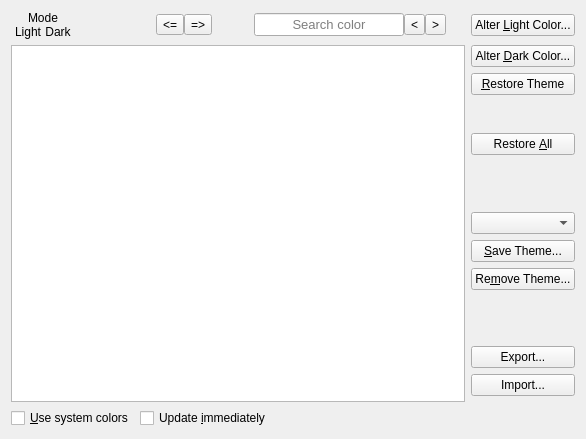
kojiOnHill/lyx, file src/frontends/qt/ui/PrefColorsUi.ui: the form before one commit.
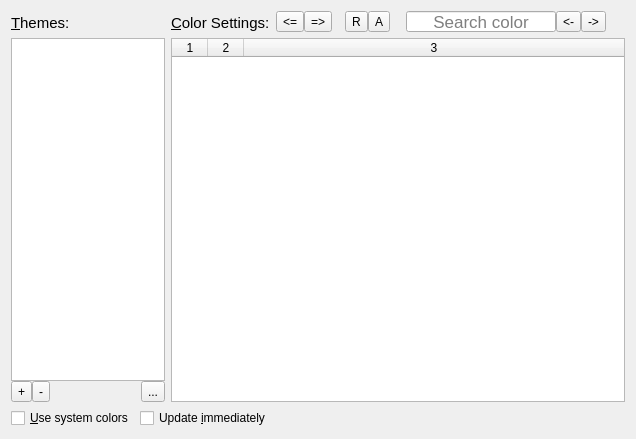
The form after the commit. Icons and pictures are not drawn. Custom widgets are drawn as their Qt base class.

Commit message: Redesign PrefColors dialog

Patch:
```diff
--- a/src/frontends/qt/ui/PrefColorsUi.ui
+++ b/src/frontends/qt/ui/PrefColorsUi.ui
@@ -6,7 +6,7 @@
    <rect>
     <x>0</x>
     <y>0</y>
-    <width>586</width>
+    <width>636</width>
     <height>439</height>
    </rect>
   </property>
@@ -60,125 +60,8 @@
     </widget>
    </item>
    <item row="1" column="0" colspan="3">
-    <layout class="QGridLayout" name="gridLayout" rowstretch="0,0,0,0,0,0,0,0,0,0,0,0,0" columnstretch="0,0,0,0,0,0,0">
-     <item row="0" column="2">
-      <layout class="QHBoxLayout" name="horizontalLayout">
-       <property name="spacing">
-        <number>0</number>
-       </property>
-       <property name="rightMargin">
-        <number>0</number>
-       </property>
-       <item>
-        <widget class="QToolButton" name="undoColorPB">
-         <property name="toolTip">
-          <string>Undo</string>
-         </property>
-         <property name="text">
-          <string>&lt;=</string>
-         </property>
-         <property name="icon">
-          <iconset theme="QIcon::ThemeIcon::EditUndo"/>
-         </property>
-         <property name="iconSize">
-          <size>
-           <width>10</width>
-           <height>10</height>
-          </size>
-         </property>
-        </widget>
-       </item>
-       <item>
-        <widget class="QToolButton" name="redoColorPB">
-         <property name="toolTip">
-          <string>Redo</string>
-         </property>
-         <property name="text">
-          <string>=&gt;</string>
-         </property>
-         <property name="icon">
-          <iconset theme="QIcon::ThemeIcon::EditRedo"/>
-         </property>
-         <property name="iconSize">
-          <size>
-           <width>10</width>
-           <height>10</height>
-          </size>
-         </property>
-        </widget>
-       </item>
-      </layout>
-     </item>
-     <item row="4" column="6">
-      <widget class="QPushButton" name="colorResetAllPB">
-       <property name="toolTip">
-        <string>Reset all colors to their original value</string>
-       </property>
-       <property name="text">
-        <string>Restore &amp;All</string>
-       </property>
-      </widget>
-     </item>
-     <item row="5" column="6">
-      <spacer name="vsRightMiddleBelow">
-       <property name="orientation">
-        <enum>Qt::Vertical</enum>
-       </property>
-       <property name="sizeHint" stdset="0">
-        <size>
-         <width>20</width>
-         <height>40</height>
-        </size>
-       </property>
-      </spacer>
-     </item>
-     <item row="1" column="0" rowspan="12" colspan="6">
-      <widget class="lyx::frontend::ColorListWidget" name="lyxObjectsLW">
-       <property name="sizePolicy">
-        <sizepolicy hsizetype="Expanding" vsizetype="MinimumExpanding">
-         <horstretch>0</horstretch>
-         <verstretch>0</verstretch>
-        </sizepolicy>
-       </property>
-       <property name="horizontalScrollBarPolicy">
-        <enum>Qt::ScrollBarAsNeeded</enum>
-       </property>
-      </widget>
-     </item>
-     <item row="7" column="6">
-      <widget class="QPushButton" name="saveThemePB">
-       <property name="toolTip">
-        <string>Save current color setting as a color theme</string>
-       </property>
-       <property name="text">
-        <string>&amp;Save Theme...</string>
-       </property>
-      </widget>
-     </item>
-     <item row="11" column="6">
-      <widget class="QPushButton" name="importPB">
-       <property name="text">
-        <string>Import...</string>
-       </property>
-      </widget>
-     </item>
-     <item row="0" column="6">
-      <widget class="QPushButton" name="colorChangePB">
-       <property name="sizePolicy">
-        <sizepolicy hsizetype="Minimum" vsizetype="Fixed">
-         <horstretch>0</horstretch>
-         <verstretch>0</verstretch>
-        </sizepolicy>
-       </property>
-       <property name="toolTip">
-        <string>Change the selected light-mode color</string>
-       </property>
-       <property name="text">
-        <string>Alter &amp;Light Color...</string>
-       </property>
-      </widget>
-     </item>
-     <item row="0" column="4">
+    <layout class="QGridLayout" name="gridLayout" rowstretch="0,0,0" columnstretch="0,0,0,0,0,0,0">
+     <item row="0" column="5">
       <layout class="QHBoxLayout" name="searchLayout">
        <property name="spacing">
         <number>0</number>
@@ -194,7 +77,7 @@
          <property name="minimumSize">
           <size>
            <width>150</width>
-           <height>0</height>
+           <height>16</height>
           </size>
          </property>
          <property name="maximumSize">
@@ -205,7 +88,7 @@
          </property>
          <property name="font">
           <font>
-           <pointsize>10</pointsize>
+           <pointsize>13</pointsize>
           </font>
          </property>
          <property name="toolTip">
@@ -228,15 +111,15 @@
           <string>Search backward</string>
          </property>
          <property name="text">
-          <string>&lt;</string>
+          <string>&lt;-</string>
          </property>
          <property name="icon">
           <iconset theme="QIcon::ThemeIcon::GoPrevious"/>
          </property>
          <property name="iconSize">
           <size>
-           <width>10</width>
-           <height>10</height>
+           <width>16</width>
+           <height>16</height>
           </size>
          </property>
         </widget>
@@ -253,32 +136,22 @@
           <string>Search forward</string>
          </property>
          <property name="text">
-          <string>&gt;</string>
+          <string>-&gt;</string>
          </property>
          <property name="icon">
           <iconset theme="QIcon::ThemeIcon::GoNext"/>
          </property>
          <property name="iconSize">
           <size>
-           <width>10</width>
-           <height>10</height>
+           <width>16</width>
+           <height>16</height>
           </size>
          </property>
         </widget>
        </item>
       </layout>
      </item>
-     <item row="2" column="6">
-      <widget class="QPushButton" name="colorResetPB">
-       <property name="toolTip">
-        <string>Reset the selected color to its original value</string>
-       </property>
-       <property name="text">
-        <string>&amp;Restore Theme</string>
-       </property>
-      </widget>
-     </item>
-     <item row="0" column="3">
+     <item row="0" column="4">
       <spacer name="hsTitleCenter">
        <property name="orientation">
         <enum>Qt::Horizontal</enum>
@@ -294,125 +167,70 @@
        </property>
       </spacer>
      </item>
-     <item row="10" column="6">
-      <widget class="QPushButton" name="exportPB">
+     <item row="0" column="1" colspan="2">
+      <widget class="QLabel" name="label_2">
+       <property name="font">
+        <font>
+         <pointsize>11</pointsize>
+        </font>
+       </property>
        <property name="text">
-        <string>Export...</string>
+        <string>&amp;Color Settings:</string>
+       </property>
+       <property name="alignment">
+        <set>Qt::AlignmentFlag::AlignBottom|Qt::AlignmentFlag::AlignLeading|Qt::AlignmentFlag::AlignLeft</set>
+       </property>
+       <property name="buddy">
+        <cstring>colorsTW</cstring>
        </property>
       </widget>
      </item>
-     <item row="0" column="0">
-      <layout class="QGridLayout" name="labelLayout">
-       <property name="leftMargin">
-        <number>2</number>
+     <item row="1" column="1" rowspan="2" colspan="6">
+      <widget class="QTableWidget" name="colorsTW">
+       <property name="font">
+        <font>
+         <family>.AppleSystemUIFont</family>
+        </font>
        </property>
-       <property name="spacing">
-        <number>0</number>
-       </property>
-       <item row="1" column="0">
-        <widget class="QLabel" name="labelLight">
-         <property name="sizePolicy">
-          <sizepolicy hsizetype="Fixed" vsizetype="Minimum">
-           <horstretch>0</horstretch>
-           <verstretch>0</verstretch>
-          </sizepolicy>
-         </property>
-         <property name="minimumSize">
-          <size>
-           <width>30</width>
-           <height>0</height>
-          </size>
-         </property>
-         <property name="font">
-          <font>
-           <pointsize>9</pointsize>
-          </font>
-         </property>
-         <property name="text">
-          <string>Light</string>
-         </property>
-         <property name="alignment">
-          <set>Qt::AlignCenter</set>
-         </property>
-        </widget>
-       </item>
-       <item row="1" column="1">
-        <widget class="QLabel" name="labelDark">
-         <property name="sizePolicy">
-          <sizepolicy hsizetype="Fixed" vsizetype="Minimum">
-           <horstretch>0</horstretch>
-           <verstretch>0</verstretch>
-          </sizepolicy>
-         </property>
-         <property name="minimumSize">
-          <size>
-           <width>30</width>
-           <height>0</height>
-          </size>
-         </property>
-         <property name="font">
-          <font>
-           <pointsize>9</pointsize>
-          </font>
-         </property>
-         <property name="text">
-          <string>Dark</string>
-         </property>
-         <property name="alignment">
-          <set>Qt::AlignCenter</set>
-         </property>
-        </widget>
-       </item>
-       <item row="0" column="0" colspan="2">
-        <widget class="QLabel" name="labelMode">
-         <property name="font">
-          <font>
-           <pointsize>9</pointsize>
-          </font>
-         </property>
-         <property name="text">
-          <string>Mode</string>
-         </property>
-         <property name="alignment">
-          <set>Qt::AlignCenter</set>
-         </property>
-        </widget>
-       </item>
-      </layout>
-     </item>
-     <item row="3" column="6">
-      <spacer name="vsRightMiddle">
-       <property name="orientation">
-        <enum>Qt::Vertical</enum>
-       </property>
-       <property name="sizeType">
-        <enum>QSizePolicy::Maximum</enum>
-       </property>
-       <property name="sizeHint" stdset="0">
+       <property name="iconSize">
         <size>
-         <width>20</width>
-         <height>32</height>
+         <width>32</width>
+         <height>16</height>
         </size>
        </property>
-      </spacer>
-     </item>
-     <item row="1" column="6">
-      <widget class="QPushButton" name="colorDarkChangePB">
-       <property name="sizePolicy">
-        <sizepolicy hsizetype="Minimum" vsizetype="Fixed">
-         <horstretch>0</horstretch>
-         <verstretch>0</verstretch>
-        </sizepolicy>
+       <property name="showGrid">
+        <bool>false</bool>
        </property>
-       <property name="toolTip">
-        <string>Change the selected dark-mode color</string>
+       <property name="sortingEnabled">
+        <bool>true</bool>
        </property>
-       <property name="text">
-        <string>Alter &amp;Dark Color...</string>
+       <property name="columnCount">
+        <number>3</number>
        </property>
+       <attribute name="horizontalHeaderMinimumSectionSize">
+        <number>24</number>
+       </attribute>
+       <attribute name="horizontalHeaderDefaultSectionSize">
+        <number>36</number>
+       </attribute>
+       <attribute name="horizontalHeaderStretchLastSection">
+        <bool>true</bool>
+       </attribute>
+       <attribute name="verticalHeaderVisible">
+        <bool>false</bool>
+       </attribute>
+       <attribute name="verticalHeaderMinimumSectionSize">
+        <number>12</number>
+       </attribute>
+       <attribute name="verticalHeaderDefaultSectionSize">
+        <number>18</number>
+       </attribute>
+       <column/>
+       <column/>
+       <column/>
       </widget>
      </item>
-     <item row="0" column="5">
+     <item row="0" column="6">
       <spacer name="hsTitleRight">
        <property name="orientation">
         <enum>Qt::Horizontal</enum>
@@ -428,63 +246,202 @@
        </property>
       </spacer>
      </item>
-     <item row="9" column="6">
-      <spacer name="vsRightBottom">
-       <property name="orientation">
-        <enum>Qt::Vertical</enum>
+     <item row="1" column="0" rowspan="2">
+      <layout class="QGridLayout" name="gridLayoutThemes">
+       <property name="spacing">
+        <number>0</number>
        </property>
-       <property name="sizeHint" stdset="0">
-        <size>
-         <width>20</width>
-         <height>40</height>
-        </size>
-       </property>
-      </spacer>
+       <item row="1" column="3">
+        <spacer name="horizontalSpacer">
+         <property name="orientation">
+          <enum>Qt::Orientation::Horizontal</enum>
+         </property>
+         <property name="sizeType">
+          <enum>QSizePolicy::Policy::Preferred</enum>
+         </property>
+         <property name="sizeHint" stdset="0">
+          <size>
+           <width>40</width>
+           <height>20</height>
+          </size>
+         </property>
+        </spacer>
+       </item>
+       <item row="1" column="2">
+        <widget class="QToolButton" name="removeThemePB">
+         <property name="toolTip">
+          <string>Remove a selected color theme</string>
+         </property>
+         <property name="text">
+          <string>-</string>
+         </property>
+         <property name="shortcut">
+          <string notr="true">Ctrl+R</string>
+         </property>
+        </widget>
+       </item>
+       <item row="1" column="4">
+        <widget class="QToolButton" name="themesMenuPB">
+         <property name="toolTip">
+          <string>Other menus to handle themes</string>
+         </property>
+         <property name="text">
+          <string>...</string>
+         </property>
+        </widget>
+       </item>
+       <item row="1" column="1">
+        <widget class="QToolButton" name="saveThemePB">
+         <property name="toolTip">
+          <string>Add the current color set as a theme</string>
+         </property>
+         <property name="text">
+          <string>+</string>
+         </property>
+         <property name="shortcut">
+          <string>Ctrl+S</string>
+         </property>
+        </widget>
+       </item>
+       <item row="0" column="1" colspan="4">
+        <widget class="QListWidget" name="themesLW">
+         <property name="sizePolicy">
+          <sizepolicy hsizetype="Maximum" vsizetype="Expanding">
+           <horstretch>0</horstretch>
+           <verstretch>0</verstretch>
+          </sizepolicy>
+         </property>
+         <property name="maximumSize">
+          <size>
+           <width>180</width>
+           <height>16777215</height>
+          </size>
+         </property>
+         <property name="baseSize">
+          <size>
+           <width>150</width>
+           <height>0</height>
+          </size>
+         </property>
+        </widget>
+       </item>
+      </layout>
      </item>
-     <item row="0" column="1">
-      <spacer name="hsTitleLeft">
-       <property name="orientation">
-        <enum>Qt::Horizontal</enum>
+     <item row="0" column="0">
+      <widget class="QLabel" name="label">
+       <property name="font">
+        <font>
+         <pointsize>11</pointsize>
+        </font>
        </property>
-       <property name="sizeHint" stdset="0">
-        <size>
-         <width>40</width>
-         <height>20</height>
-        </size>
-       </property>
-      </spacer>
-     </item>
-     <item row="8" column="6">
-      <widget class="QPushButton" name="removeThemePB">
        <property name="text">
-        <string>Re&amp;move Theme...</string>
+        <string>&amp;Themes:</string>
+       </property>
+       <property name="alignment">
+        <set>Qt::AlignmentFlag::AlignBottom|Qt::AlignmentFlag::AlignLeading|Qt::AlignmentFlag::AlignLeft</set>
+       </property>
+       <property name="buddy">
+        <cstring>themesLW</cstring>
        </property>
       </widget>
      </item>
-     <item row="6" column="6">
-      <widget class="QComboBox" name="loadThemeCO">
-       <property name="sizePolicy">
-        <sizepolicy hsizetype="Minimum" vsizetype="Fixed">
-         <horstretch>0</horstretch>
-         <verstretch>0</verstretch>
-        </sizepolicy>
+     <item row="0" column="3">
+      <layout class="QHBoxLayout" name="horizontalLayout">
+       <property name="spacing">
+        <number>0</number>
        </property>
-       <property name="toolTip">
-        <string>Load preset color theme</string>
+       <property name="rightMargin">
+        <number>0</number>
        </property>
-      </widget>
+       <item>
+        <widget class="QToolButton" name="undoColorPB">
+         <property name="toolTip">
+          <string>Undo</string>
+         </property>
+         <property name="text">
+          <string>&lt;=</string>
+         </property>
+         <property name="iconSize">
+          <size>
+           <width>16</width>
+           <height>16</height>
+          </size>
+         </property>
+         <property name="arrowType">
+          <enum>Qt::ArrowType::NoArrow</enum>
+         </property>
+        </widget>
+       </item>
+       <item>
+        <widget class="QToolButton" name="redoColorPB">
+         <property name="toolTip">
+          <string>Redo</string>
+         </property>
+         <property name="text">
+          <string>=&gt;</string>
+         </property>
+         <property name="iconSize">
+          <size>
+           <width>16</width>
+           <height>16</height>
+          </size>
+         </property>
+        </widget>
+       </item>
+       <item>
+        <spacer name="horizontalSpacer_2">
+         <property name="orientation">
+          <enum>Qt::Orientation::Horizontal</enum>
+         </property>
+         <property name="sizeType">
+          <enum>QSizePolicy::Policy::Fixed</enum>
+         </property>
+         <property name="sizeHint" stdset="0">
+          <size>
+           <width>13</width>
+           <height>20</height>
+          </size>
+         </property>
+        </spacer>
+       </item>
+       <item>
+        <widget class="QToolButton" name="colorResetPB">
+         <property name="toolTip">
+          <string>Revert selected to theme colors</string>
+         </property>
+         <property name="text">
+          <string>R</string>
+         </property>
+         <property name="iconSize">
+          <size>
+           <width>16</width>
+           <height>16</height>
+          </size>
+         </property>
+        </widget>
+       </item>
+       <item>
+        <widget class="QToolButton" name="colorResetAllPB">
+         <property name="toolTip">
+          <string>Reset all colors to theme</string>
+         </property>
+         <property name="text">
+          <string>A</string>
+         </property>
+         <property name="iconSize">
+          <size>
+           <width>16</width>
+           <height>16</height>
+          </size>
+         </property>
+        </widget>
+       </item>
+      </layout>
      </item>
     </layout>
    </item>
   </layout>
  </widget>
- <customwidgets>
-  <customwidget>
-   <class>lyx::frontend::ColorListWidget</class>
-   <extends>QListWidget</extends>
-   <header>ColorListWidget.h</header>
-  </customwidget>
- </customwidgets>
  <tabstops>
   <tabstop>searchStringEdit</tabstop>
   <tabstop>searchBackwardPB</tabstop>
```
Left out of the diff: 102 changed lines with no effect on the pictures. The commit also changes 2 other files.
